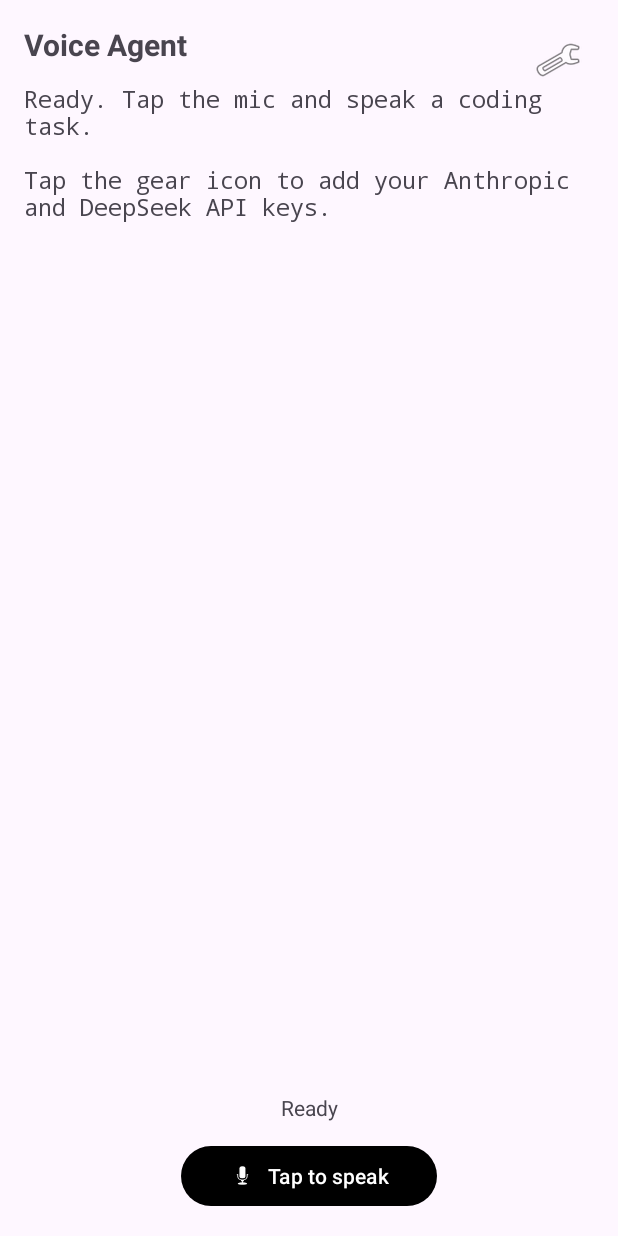
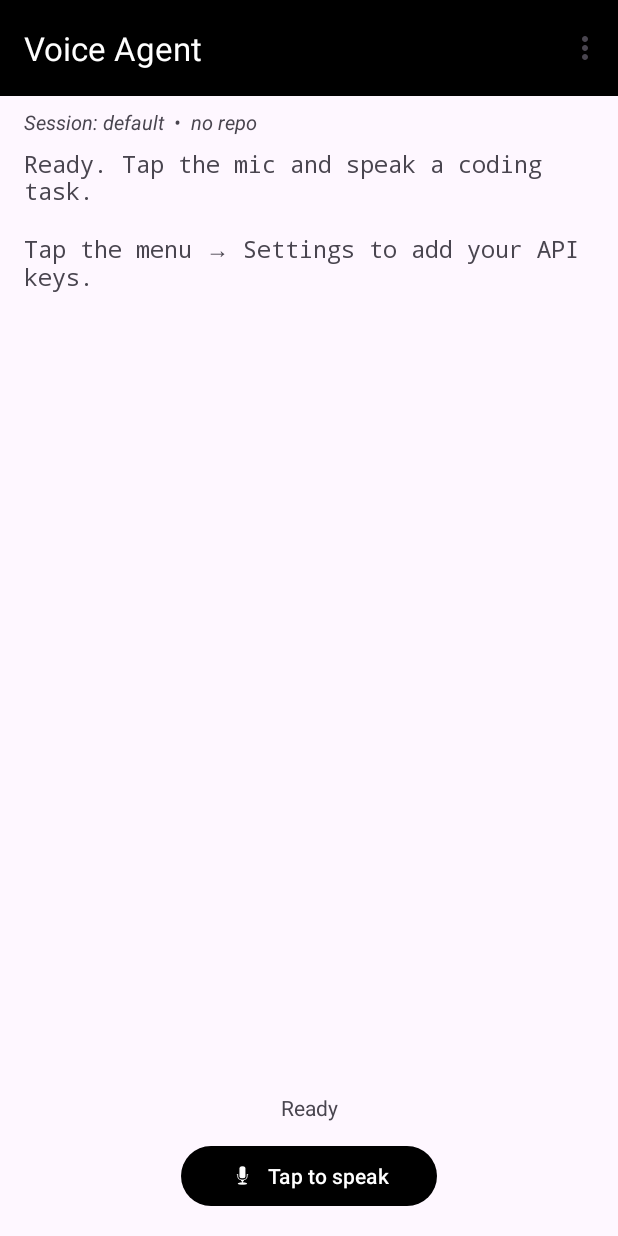
Before and after one commit to efficientengineer/mobilecode, an Android app: the screen it shows after launch (MainActivity), on a phone screen of 412 x 824 dp. Run offline under Robolectric (Android 15) with nearby library versions, the phone set to English and light mode, and no system bars; libraries missing offline, so code that uses them is left out: com.chaquo.python; 8 statements that could not run were skipped.

Commit message:
UI: sessions, repo switching, browsable files, git actions, model config
Big shell update (one reinstall):
- Toolbar + overflow menu: Files, Commit, Push, Pull, New repo, Switch
  repo, Sessions, Settings.
- SessionManager: each session is a folder (git workspace + meta.json +
  transcript.jsonl). Active session's folder is AGENT_WORKSPACE. Session
  bar shows the active session and repo. Create/switch sessions in-app.
- Repos: create on GitHub, list/switch, clone-into-session or just point
  at it. Push/Pull run git_ops with the saved token.
- FilesActivity: browsable file tree over the active workspace (built
  from git_ops.list_tree), tap a file to view its contents.
- Commit button runs orchestrator.commit_now (cheap-model message).
- Settings model fields relabelled Orchestrator / Implementer; blank
  implementer = single-agent mode.
- runAgent records each turn and passes recent transcript to the planner
  via AGENT_CONTEXT (orchestrator includes it in the plan prompt).

Co-Authored-By: Claude Opus 4.8 <noreply@anthropic.com>
Claude-Session: https://claude.ai/code/session_01VSF8wKo8JPWXNHToNsGhWs

```diff
--- a/app/src/main/AndroidManifest.xml
+++ b/app/src/main/AndroidManifest.xml
@@ -26,6 +26,10 @@
             </intent-filter>
         </activity>
 
+        <activity
+            android:name=".FilesActivity"
+            android:exported="false" />
+
         <service
             android:name=".AgentService"
             android:exported="false"
--- /dev/null
+++ b/app/src/main/java/com/voiceagent/app/SessionManager.kt
@@ -0,0 +1,100 @@
+package com.voiceagent.app
+
+import android.content.Context
+import org.json.JSONObject
+import java.io.File
+
+/**
+ * Sessions are self-contained folders under filesDir/sessions/<id>/:
+ *   - the folder itself is the git workspace (the repo lives here)
+ *   - meta.json holds { name, activeRepo }
+ *   - transcript.jsonl holds one JSON object per turn
+ *
+ * The active session id is stored in SharedPreferences; the active session's
+ * folder is what gets passed to Python as AGENT_WORKSPACE.
+ */
+class SessionManager(private val ctx: Context) {
+
+    private val root = File(ctx.filesDir, "sessions").apply { mkdirs() }
+    private val prefs = ctx.getSharedPreferences("session", Context.MODE_PRIVATE)
+
+    data class Session(val id: String, val name: String, val activeRepo: String)
+
+    fun activeId(): String {
+        val id = prefs.getString("active", null)
+        if (id != null && File(root, id).isDirectory) return id
+        // First run (or stale id): create/adopt a default session.
+        val existing = list().firstOrNull()
+        val chosen = existing?.id ?: create("default")
+        setActive(chosen)
+        return chosen
+    }
+
+    fun activeDir(): File = File(root, activeId()).apply { mkdirs() }
+
+    fun setActive(id: String) {
+        prefs.edit().putString("active", id).apply()
+    }
+
+    fun list(): List<Session> =
+        (root.listFiles()?.filter { it.isDirectory } ?: emptyList())
+            .sortedBy { it.name }
+            .map { readMeta(it.name) }
+
+    fun create(name: String): String {
+        val id = "s_" + System.currentTimeMillis().toString()
+        val dir = File(root, id).apply { mkdirs() }
+        writeMeta(dir, name.ifBlank { id }, "")
+        return id
+    }
+
+    fun delete(id: String) {
+        File(root, id).deleteRecursively()
+        if (prefs.getString("active", null) == id) prefs.edit().remove("active").apply()
+    }
+
+    fun readMeta(id: String): Session {
+        val dir = File(root, id)
+        val f = File(dir, "meta.json")
+        return if (f.exists()) {
+            val o = JSONObject(f.readText())
+            Session(id, o.optString("name", id), o.optString("activeRepo", ""))
+        } else {
+            Session(id, id, "")
+        }
+    }
+
+    fun setActiveRepo(id: String, repo: String) {
+        val m = readMeta(id)
+        writeMeta(File(root, id), m.name, repo)
+    }
+
+    private fun writeMeta(dir: File, name: String, activeRepo: String) {
+        dir.mkdirs()
+        File(dir, "meta.json").writeText(
+            JSONObject().put("name", name).put("activeRepo", activeRepo).toString()
+        )
+    }
+
+    /** Append one turn to the session transcript. */
+    fun appendTurn(id: String, role: String, text: String) {
+        val f = File(File(root, id), "transcript.jsonl")
+        val line = JSONObject().put("role", role).put("text", text).toString()
+        f.appendText(line + "\n")
+    }
+
+    /** The last [n] turns, oldest first, as "role: text" lines for context. */
+    fun recentContext(id: String, n: Int = 6): String {
+        val f = File(File(root, id), "transcript.jsonl")
+        if (!f.exists()) return ""
+        val lines = f.readLines().takeLast(n)
+        return lines.joinToString("\n") {
+            try {
+                val o = JSONObject(it)
+                "${o.optString("role")}: ${o.optString("text")}"
+            } catch (e: Throwable) {
+                ""
+            }
+        }
+    }
+}
--- a/app/src/main/res/layout/activity_main.xml
+++ b/app/src/main/res/layout/activity_main.xml
@@ -3,36 +3,38 @@
     xmlns:android="http://schemas.android.com/apk/res/android"
     xmlns:app="http://schemas.android.com/apk/res-auto"
     android:layout_width="match_parent"
-    android:layout_height="match_parent"
-    android:padding="16dp">
+    android:layout_height="match_parent">
+
+    <com.google.android.material.appbar.MaterialToolbar
+        android:id="@+id/toolbar"
+        android:layout_width="0dp"
+        android:layout_height="?attr/actionBarSize"
+        android:background="?attr/colorPrimary"
+        app:title="@string/app_name"
+        app:titleTextColor="@color/white"
+        app:layout_constraintTop_toTopOf="parent"
+        app:layout_constraintStart_toStartOf="parent"
+        app:layout_constraintEnd_toEndOf="parent" />
 
     <TextView
-        android:id="@+id/titleText"
+        android:id="@+id/sessionText"
         android:layout_width="0dp"
         android:layout_height="wrap_content"
-        android:text="@string/app_name"
-        android:textSize="20sp"
-        android:textStyle="bold"
-        app:layout_constraintTop_toTopOf="parent"
+        android:paddingHorizontal="16dp"
+        android:paddingTop="8dp"
+        android:textSize="13sp"
+        android:textStyle="italic"
+        app:layout_constraintTop_toBottomOf="@id/toolbar"
         app:layout_constraintStart_toStartOf="parent"
-        app:layout_constraintEnd_toStartOf="@id/settingsButton" />
-
-    <ImageButton
-        android:id="@+id/settingsButton"
-        android:layout_width="48dp"
-        android:layout_height="48dp"
-        android:background="?attr/selectableItemBackgroundBorderless"
-        android:src="@android:drawable/ic_menu_manage"
-        android:contentDescription="@string/settings"
-        app:layout_constraintTop_toTopOf="parent"
         app:layout_constraintEnd_toEndOf="parent" />
 
     <ScrollView
         android:id="@+id/transcriptScroll"
         android:layout_width="0dp"
         android:layout_height="0dp"
-        android:layout_marginTop="12dp"
-        app:layout_constraintTop_toBottomOf="@id/titleText"
+        android:layout_marginTop="8dp"
+        android:paddingHorizontal="16dp"
+        app:layout_constraintTop_toBottomOf="@id/sessionText"
         app:layout_constraintBottom_toTopOf="@id/statusText"
         app:layout_constraintStart_toStartOf="parent"
         app:layout_constraintEnd_toEndOf="parent">
@@ -63,6 +65,7 @@
         android:layout_height="wrap_content"
         android:text="@string/tap_to_speak"
         android:paddingHorizontal="32dp"
+        android:layout_marginBottom="16dp"
         app:icon="@android:drawable/ic_btn_speak_now"
         app:layout_constraintBottom_toBottomOf="parent"
         app:layout_constraintStart_toStartOf="parent"
--- a/app/src/main/res/layout/dialog_keys.xml
+++ b/app/src/main/res/layout/dialog_keys.xml
@@ -41,7 +41,7 @@
         <TextView
             android:layout_width="match_parent"
             android:layout_height="wrap_content"
-            android:text="@string/lead_model_label"
+            android:text="@string/orchestrator_model_label"
             android:paddingTop="16dp"
             android:paddingBottom="4dp" />
 
@@ -57,7 +57,7 @@
         <TextView
             android:layout_width="match_parent"
             android:layout_height="wrap_content"
-            android:text="@string/worker_model_label"
+            android:text="@string/implementer_model_label"
             android:paddingTop="16dp"
             android:paddingBottom="4dp" />
 
--- /dev/null
+++ b/app/src/main/res/menu/menu_main.xml
@@ -0,0 +1,20 @@
+<?xml version="1.0" encoding="utf-8"?>
+<menu xmlns:android="http://schemas.android.com/apk/res/android"
+    xmlns:app="http://schemas.android.com/apk/res-auto">
+    <item android:id="@+id/action_files" android:title="@string/menu_files"
+        app:showAsAction="never" />
+    <item android:id="@+id/action_commit" android:title="@string/menu_commit"
+        app:showAsAction="never" />
+    <item android:id="@+id/action_push" android:title="@string/menu_push"
+        app:showAsAction="never" />
+    <item android:id="@+id/action_pull" android:title="@string/menu_pull"
+        app:showAsAction="never" />
+    <item android:id="@+id/action_new_repo" android:title="@string/menu_new_repo"
+        app:showAsAction="never" />
+    <item android:id="@+id/action_switch_repo" android:title="@string/menu_switch_repo"
+        app:showAsAction="never" />
+    <item android:id="@+id/action_sessions" android:title="@string/menu_sessions"
+        app:showAsAction="never" />
+    <item android:id="@+id/action_settings" android:title="@string/settings"
+        app:showAsAction="never" />
+</menu>
--- a/app/src/main/res/values/strings.xml
+++ b/app/src/main/res/values/strings.xml
@@ -16,4 +16,13 @@
     <string name="agent_branch_label">Agent branch</string>
     <string name="agent_branch_default">claude/apk-build-setup-iezz5e</string>
     <string name="update_agent">Update agent code</string>
+    <string name="orchestrator_model_label">Orchestrator model (planner)</string>
+    <string name="implementer_model_label">Implementer model (editor — leave blank for single agent)</string>
+    <string name="menu_files">Files</string>
+    <string name="menu_commit">Commit</string>
+    <string name="menu_push">Push</string>
+    <string name="menu_pull">Pull</string>
+    <string name="menu_new_repo">New repo…</string>
+    <string name="menu_switch_repo">Switch repo…</string>
+    <string name="menu_sessions">Sessions…</string>
 </resources>
```
Also changed, not shown: app/src/main/java/com/voiceagent/app/FilesActivity.kt (added, +130 -0 lines), app/src/main/java/com/voiceagent/app/MainActivity.kt (+210 -66 lines), app/src/main/res/layout/activity_files.xml (added, +29 -0 lines), 1 other file.
